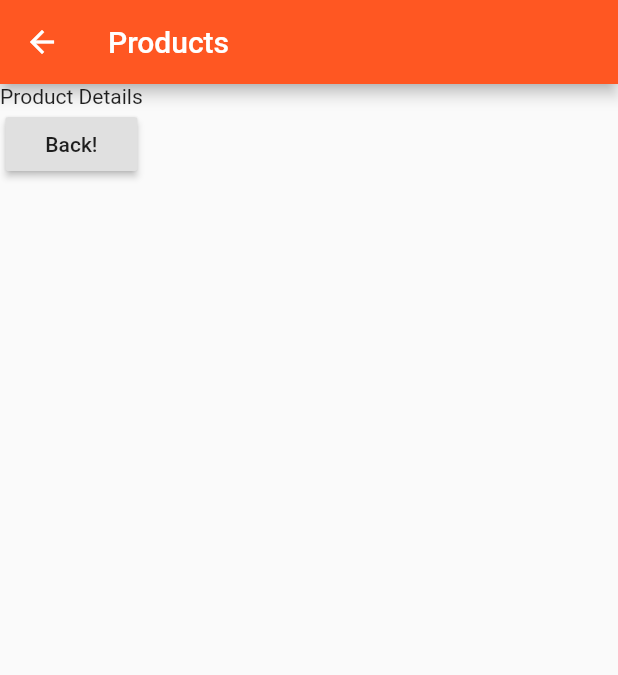
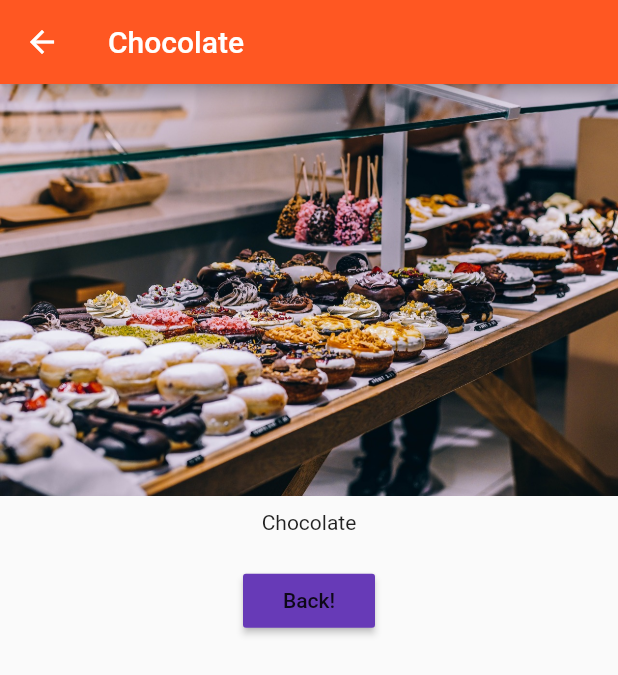
Before and after one commit to kotarCreative/flutter_course_demo, a Flutter app: the screen it shows after launch, after a tap on "Add Product", after a tap on "Details", on a phone screen of 412 x 824 dp. Shown: the top 675 px of the screen. Run offline on Flutter 3.47's test engine with Material 2 defaults, Android fonts, the phone set to English and light mode, and no system bars.

Commit message:
Add dynamic data passing between pages.

```diff
--- a/lib/pages/product.dart
+++ b/lib/pages/product.dart
@@ -1,18 +1,32 @@
 import 'package:flutter/material.dart';
 
 class ProductPage extends StatelessWidget {
+  final String title;
+  final String imageUrl;
+
+  ProductPage(this.title, this.imageUrl);
+
   @override
   Widget build(BuildContext context) {
     return Scaffold(
       appBar: AppBar(
-        title: Text('Products'),
+        title: Text(title),
       ),
       body: Column(
+        crossAxisAlignment: CrossAxisAlignment.center,
         children: <Widget>[
-          Text('Product Details'),
-          RaisedButton(
-            child: Text('Back!'),
-            onPressed: () => Navigator.pop(context),
+          Image.asset(imageUrl),
+          Container(
+            padding: EdgeInsets.all(10.0),
+            child: Text(title),
+          ),
+          Container(
+            padding: EdgeInsets.all(10.0),
+            child: RaisedButton(
+              color: Theme.of(context).accentColor,
+              child: Text('Back!'),
+              onPressed: () => Navigator.pop(context),
+            ),
           ),
         ],
       ),
--- a/lib/product_control.dart
+++ b/lib/product_control.dart
@@ -10,7 +10,7 @@ class ProductControl extends StatelessWidget {
       return RaisedButton(
             color: Theme.of(context).primaryColor,
             onPressed: () {
-              addProduct('Sweets');
+              addProduct({'title': 'Chocolate', 'image': 'assets/food.jpg'});
             },
             child: Text('Add Product'),
           );
--- a/lib/product_manager.dart
+++ b/lib/product_manager.dart
@@ -4,7 +4,7 @@ import './products.dart';
 import './product_control.dart';
 
 class ProductManager extends StatefulWidget {
-  final String startingProduct;
+  final Map startingProduct;
 
   ProductManager({this.startingProduct}) {
     print('[ProductManager Widget] Constructor');
@@ -18,7 +18,7 @@ class ProductManager extends StatefulWidget {
 }
 
 class _ProductManagerState extends State<ProductManager> {
-  List<String> _products = [];
+  List<Map> _products = [];
 
   @override
   void initState() {
@@ -35,7 +35,7 @@ class _ProductManagerState extends State<ProductManager> {
     super.didUpdateWidget(oldWidget);
   }
 
-  void _addProduct(String product) {
+  void _addProduct(Map<String, String> product) {
     setState(() {
       _products.add(product);
     });
--- a/lib/products.dart
+++ b/lib/products.dart
@@ -2,7 +2,7 @@ import 'package:flutter/material.dart';
 import './pages/product.dart';
 
 class Products extends StatelessWidget {
-  final List<String> products;
+  final List<Map> products;
 
   Products([this.products = const []]) {
     print('[Products Widget] Constructor');
@@ -12,8 +12,8 @@ class Products extends StatelessWidget {
     return Card(
       child: Column(
         children: <Widget>[
-          Image.asset('assets/food.jpg'),
-          Text(products[index]),
+          Image.asset(products[index]['image']),
+          Text(products[index]['title']),
           ButtonBar(
             alignment: MainAxisAlignment.center,
             children: <Widget>[
@@ -22,7 +22,8 @@ class Products extends StatelessWidget {
                 onPressed: () => Navigator.push(
                       context,
                       MaterialPageRoute(
-                        builder: (BuildContext context) => ProductPage(),
+                        builder: (BuildContext context) => ProductPage(
+                            products[index]['title'], products[index]['image']),
                       ),
                     ),
               )
```
